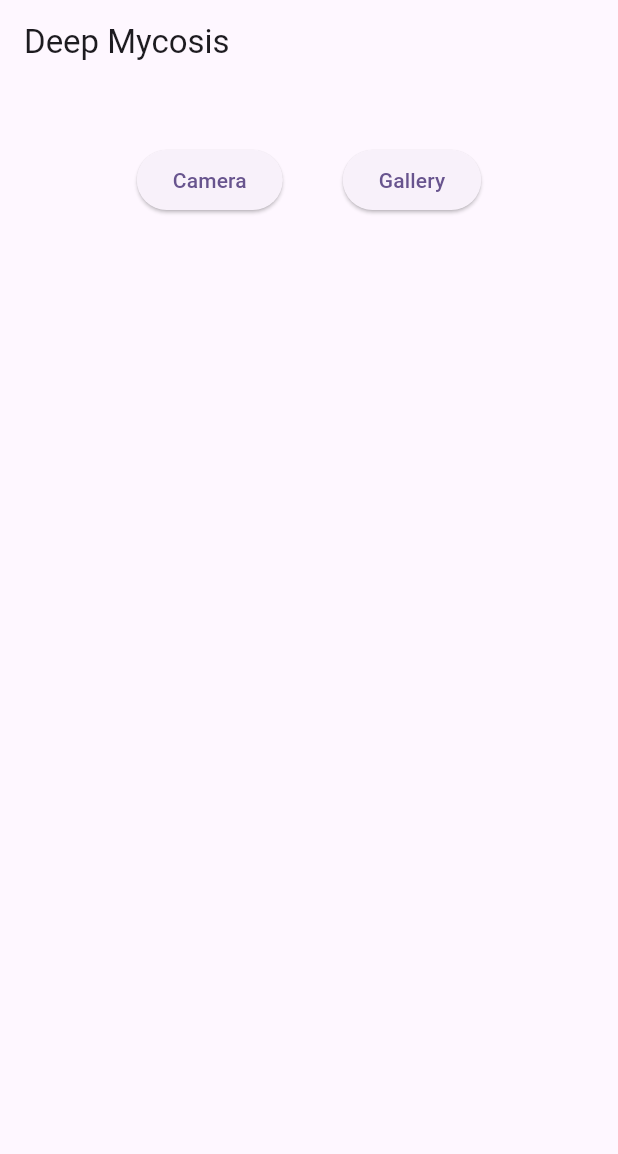
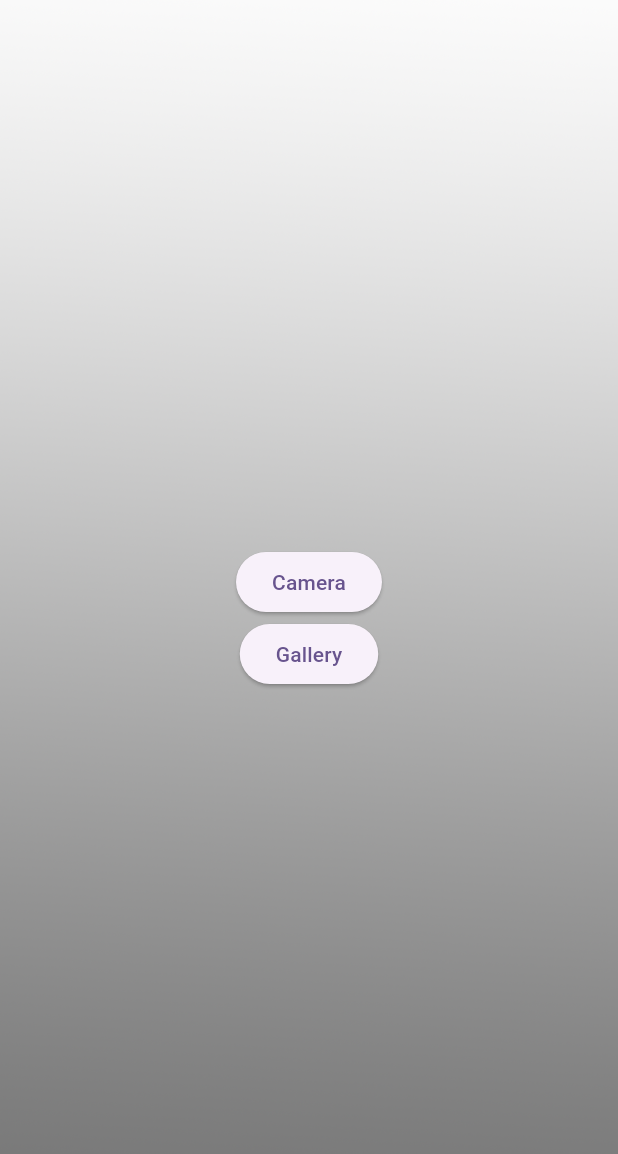
Before and after one commit to XsideTh/deepMycosis, a Flutter app: the screen it shows after launch, on a phone screen of 412 x 824 dp. Shown: the top 1154 px of the screen. Run offline on Flutter 3.47's test engine with Material 3 defaults, Android fonts, the phone set to English and light mode, and no system bars; our stand-ins replace camera, flutter_native_image, gallery_saver, go_router, image_picker; missing offline and left inert: pytorch_lite.

```diff
--- a/deepmycosis_application/lib/home_screen.dart
+++ b/deepmycosis_application/lib/home_screen.dart
@@ -34,17 +34,14 @@ class _HomeScreenState extends State<HomeScreen> {
 
   @override
   Widget build(BuildContext context) {
-    return Scaffold(
-        appBar: AppBar(
-          title: Text('Deep Mycosis'),
+    return Container(
+        constraints: BoxConstraints.expand(),
+        decoration: const BoxDecoration(
+          image: DecorationImage(
+              image: AssetImage("assets/images/bg.png"), fit: BoxFit.cover),
         ),
-        body: ButtonBar(
-          alignment: MainAxisAlignment.center,
-          buttonHeight: 50,
-          buttonMinWidth: 200,
-          buttonPadding: EdgeInsets.all(40),
-          overflowButtonSpacing: 10,
-          overflowDirection: VerticalDirection.down,
+        child: Column(
+          mainAxisAlignment: MainAxisAlignment.center,
           children: <Widget>[
             ElevatedButton(
                 onPressed: () => context.go("/camera"), child: Text("Camera")),
@@ -53,7 +50,8 @@ class _HomeScreenState extends State<HomeScreen> {
                 onPressed: () => pickImage(ImageSource.gallery),
                 child: Text("Gallery"))
           ],
-        ));
+        ) // Foreground widget here
+        );
   }
 
   Future pickImage(ImageSource source) async {
```
Also changed, not shown: deepmycosis_application/assets/images/bg.png (added).
